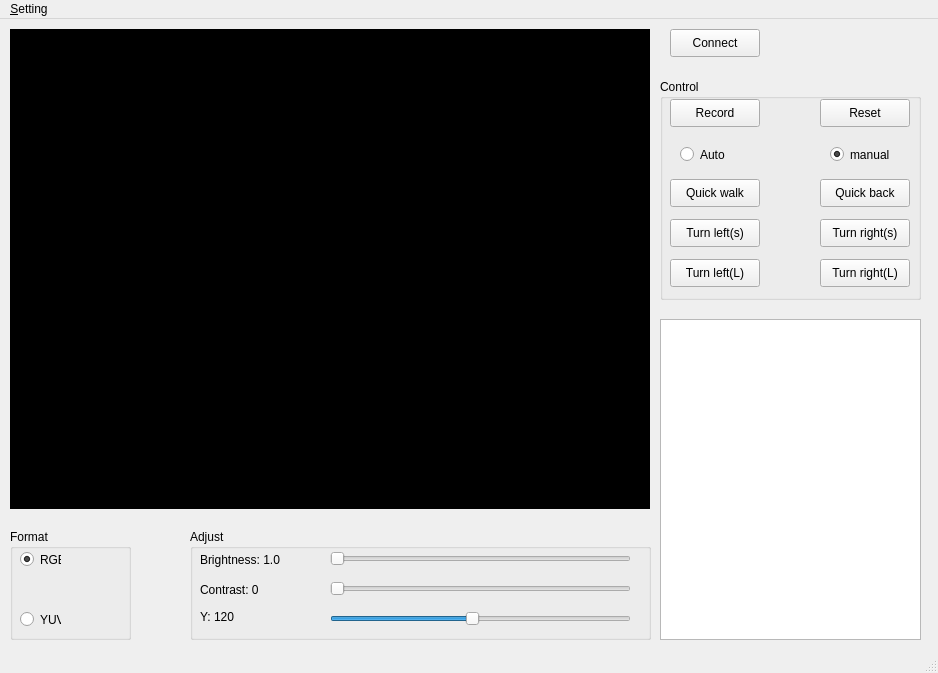
Qt form QT-ColorSegmentation/VideoArea.ui (LejuRobotics/Aelos-Vision-Demo) before a commit.
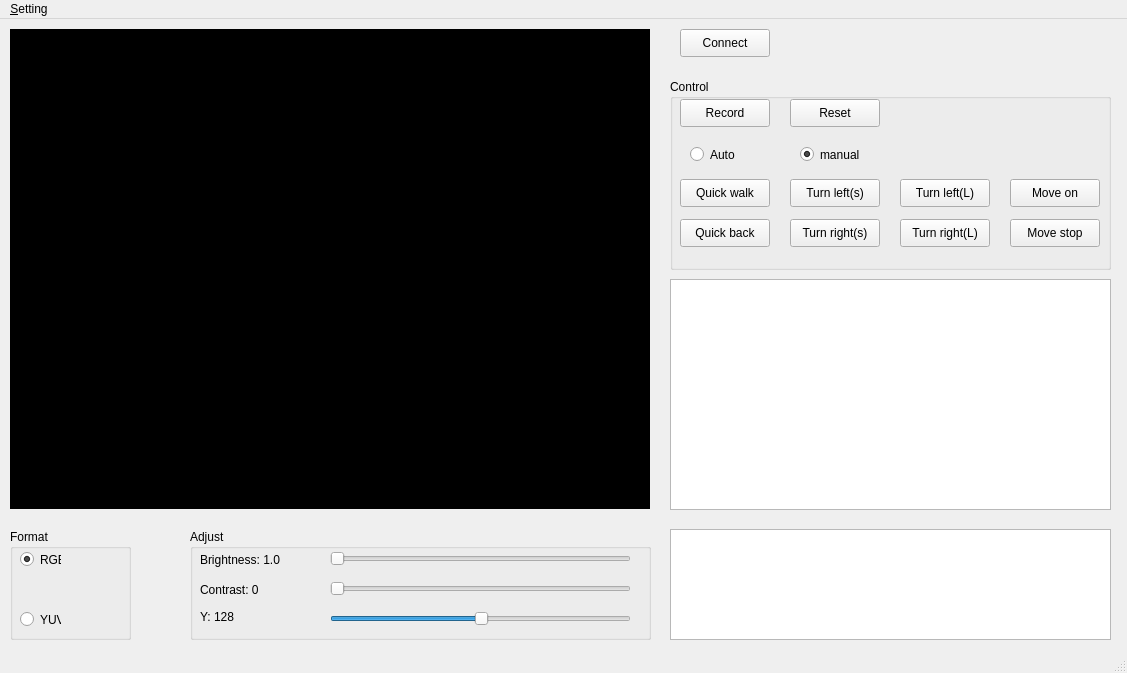
The same form after that commit. Custom widgets are drawn as their Qt base class.

```diff
--- a/QT-ColorSegmentation/VideoArea.ui
+++ b/QT-ColorSegmentation/VideoArea.ui
@@ -6,7 +6,7 @@
    <rect>
     <x>0</x>
     <y>0</y>
-    <width>938</width>
+    <width>1127</width>
     <height>673</height>
    </rect>
   </property>
@@ -16,12 +16,6 @@
     <height>673</height>
    </size>
   </property>
-  <property name="maximumSize">
-   <size>
-    <width>938</width>
-    <height>673</height>
-   </size>
-  </property>
   <property name="windowTitle">
    <string>ColorSegmentation</string>
   </property>
@@ -120,7 +114,7 @@
       <number>255</number>
      </property>
      <property name="value">
-      <number>120</number>
+      <number>128</number>
      </property>
      <property name="orientation">
       <enum>Qt::Horizontal</enum>
@@ -136,7 +130,7 @@
       </rect>
      </property>
      <property name="text">
-      <string>Y: 120</string>
+      <string>Y: 128</string>
      </property>
     </widget>
     <widget class="QLabel" name="brightness_label">
@@ -211,7 +205,7 @@
    <widget class="QPushButton" name="connect_btn">
     <property name="geometry">
      <rect>
-      <x>670</x>
+      <x>680</x>
       <y>10</y>
       <width>90</width>
       <height>28</height>
@@ -224,10 +218,10 @@
    <widget class="QGroupBox" name="groupBox_3">
     <property name="geometry">
      <rect>
-      <x>660</x>
+      <x>670</x>
       <y>60</y>
-      <width>261</width>
-      <height>221</height>
+      <width>441</width>
+      <height>191</height>
      </rect>
     </property>
     <property name="title">
@@ -252,7 +246,7 @@
     <widget class="QPushButton" name="reset_btn">
      <property name="geometry">
       <rect>
-       <x>160</x>
+       <x>120</x>
        <y>20</y>
        <width>90</width>
        <height>28</height>
@@ -281,7 +275,7 @@
     <widget class="QRadioButton" name="manual_radio">
      <property name="geometry">
       <rect>
-       <x>170</x>
+       <x>130</x>
        <y>60</y>
        <width>71</width>
        <height>31</height>
@@ -310,8 +304,8 @@
     <widget class="QPushButton" name="action_btn_2">
      <property name="geometry">
       <rect>
-       <x>160</x>
-       <y>100</y>
+       <x>10</x>
+       <y>140</y>
        <width>90</width>
        <height>28</height>
       </rect>
@@ -323,8 +317,8 @@
     <widget class="QPushButton" name="action_btn_3">
      <property name="geometry">
       <rect>
-       <x>10</x>
-       <y>140</y>
+       <x>120</x>
+       <y>100</y>
        <width>90</width>
        <height>28</height>
       </rect>
@@ -336,7 +330,7 @@
     <widget class="QPushButton" name="action_btn_4">
      <property name="geometry">
       <rect>
-       <x>160</x>
+       <x>120</x>
        <y>140</y>
        <width>90</width>
        <height>28</height>
@@ -349,8 +343,8 @@
     <widget class="QPushButton" name="action_btn_5">
      <property name="geometry">
       <rect>
-       <x>10</x>
-       <y>180</y>
+       <x>230</x>
+       <y>100</y>
        <width>90</width>
        <height>28</height>
       </rect>
@@ -362,8 +356,8 @@
     <widget class="QPushButton" name="action_btn_6">
      <property name="geometry">
       <rect>
-       <x>160</x>
-       <y>180</y>
+       <x>230</x>
+       <y>140</y>
        <width>90</width>
        <height>28</height>
       </rect>
@@ -372,14 +366,50 @@
       <string>Turn right(L)</string>
      </property>
     </widget>
+    <widget class="QPushButton" name="action_btn_7">
+     <property name="geometry">
+      <rect>
+       <x>340</x>
+       <y>100</y>
+       <width>90</width>
+       <height>28</height>
+      </rect>
+     </property>
+     <property name="text">
+      <string>Move on</string>
+     </property>
+    </widget>
+    <widget class="QPushButton" name="action_btn_8">
+     <property name="geometry">
+      <rect>
+       <x>340</x>
+       <y>140</y>
+       <width>90</width>
+       <height>28</height>
+      </rect>
+     </property>
+     <property name="text">
+      <string>Move stop</string>
+     </property>
+    </widget>
    </widget>
    <widget class="QTextEdit" name="textEdit">
     <property name="geometry">
      <rect>
-      <x>660</x>
-      <y>300</y>
-      <width>261</width>
-      <height>321</height>
+      <x>670</x>
+      <y>510</y>
+      <width>441</width>
+      <height>111</height>
+     </rect>
+    </property>
+   </widget>
+   <widget class="LejuTbableWidget" name="tableWidget">
+    <property name="geometry">
+     <rect>
+      <x>670</x>
+      <y>260</y>
+      <width>441</width>
+      <height>231</height>
      </rect>
     </property>
    </widget>
@@ -389,7 +419,7 @@
     <rect>
      <x>0</x>
      <y>0</y>
-     <width>938</width>
+     <width>1127</width>
      <height>21</height>
     </rect>
    </property>
@@ -426,6 +456,13 @@
    </property>
   </action>
  </widget>
+ <customwidgets>
+  <customwidget>
+   <class>LejuTbableWidget</class>
+   <extends>QTableWidget</extends>
+   <header>LejuTbableWidget.h</header>
+  </customwidget>
+ </customwidgets>
  <resources/>
  <connections/>
 </ui>
```
